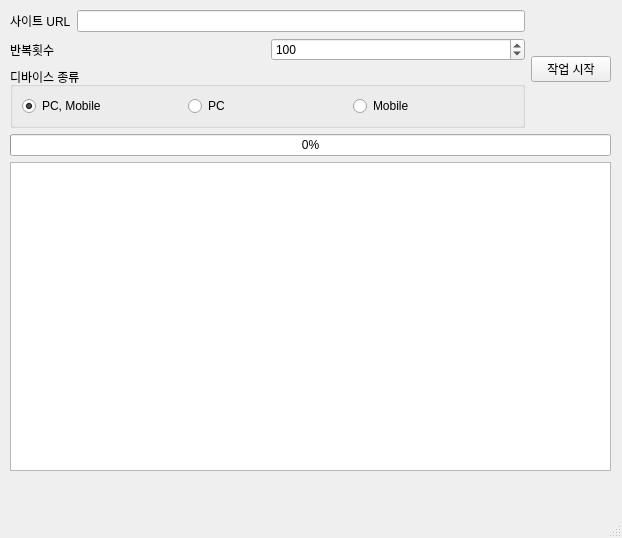
Above: ad_crawler.ui from alsoj/sideproejct before the change. Below: the same form after it.
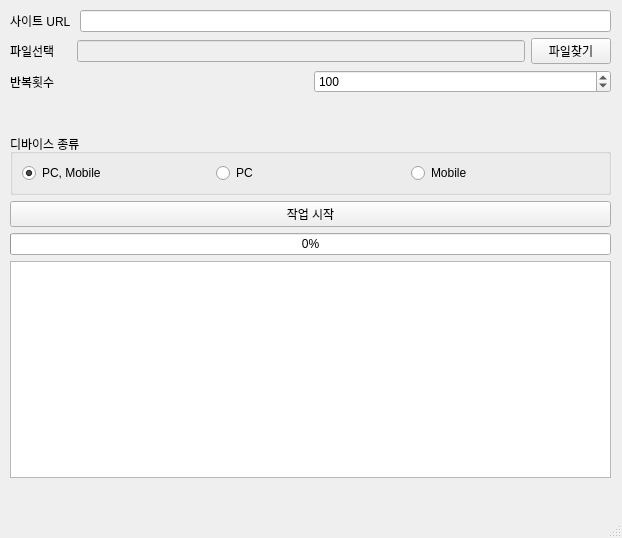
That is the form after the change.

Commit message: 다중 추출 기능 추가

Patch:
```diff
--- a/ad_crawler.ui
+++ b/ad_crawler.ui
@@ -14,26 +14,26 @@
    <string>AdCrawler</string>
   </property>
   <widget class="QWidget" name="centralwidget">
-   <widget class="QWidget" name="layoutWidget">
+   <widget class="QWidget" name="">
     <property name="geometry">
      <rect>
       <x>10</x>
       <y>10</y>
       <width>601</width>
-      <height>461</height>
+      <height>468</height>
      </rect>
     </property>
+    <layout class="QVBoxLayout" name="verticalLayout_3">
+     <item>
     <layout class="QVBoxLayout" name="verticalLayout_2">
      <item>
-      <layout class="QHBoxLayout" name="horizontalLayout_4">
-       <item>
         <layout class="QVBoxLayout" name="verticalLayout">
          <item>
           <layout class="QHBoxLayout" name="horizontalLayout_2">
            <item>
             <widget class="QLabel" name="label_url">
              <property name="text">
-              <string>사이트 URL</string>
+              <string>사이트 URL </string>
              </property>
             </widget>
            </item>
@@ -45,6 +45,31 @@
          <item>
           <layout class="QHBoxLayout" name="horizontalLayout_3">
            <item>
+            <widget class="QLabel" name="label_file">
+             <property name="text">
+              <string>파일선택     </string>
+             </property>
+            </widget>
+           </item>
+           <item>
+            <widget class="QLineEdit" name="edit_file">
+             <property name="enabled">
+              <bool>false</bool>
+             </property>
+            </widget>
+           </item>
+           <item>
+            <widget class="QPushButton" name="btn_file">
+             <property name="text">
+              <string>파일찾기</string>
+             </property>
+            </widget>
+           </item>
+          </layout>
+         </item>
+         <item>
+          <layout class="QHBoxLayout" name="horizontalLayout_4">
+           <item>
             <widget class="QLabel" name="label_cnt">
              <property name="text">
               <string>반복횟수</string>
@@ -66,6 +91,21 @@
            </item>
           </layout>
          </item>
+        </layout>
+       </item>
+       <item>
+        <spacer name="verticalSpacer">
+         <property name="orientation">
+          <enum>Qt::Vertical</enum>
+         </property>
+         <property name="sizeHint" stdset="0">
+          <size>
+           <width>128</width>
+           <height>10</height>
+          </size>
+         </property>
+        </spacer>
+       </item>
          <item>
           <widget class="QGroupBox" name="grp_device">
            <property name="title">
@@ -101,8 +141,6 @@
             </item>
            </layout>
           </widget>
-         </item>
-        </layout>
        </item>
        <item>
         <widget class="QPushButton" name="btn_start">
```
Lines whose indentation alone changed are shown as unchanged.
